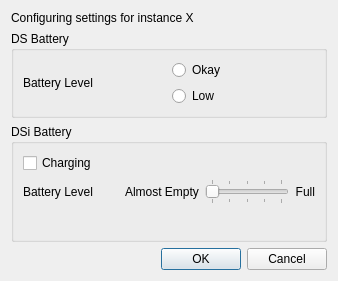
The window that src/frontend/qt_sdl/PowerManagement/PowerManagementDialog.ui (melonDS-emu/melonDS) describes before a commit, drawn with Qt 5.
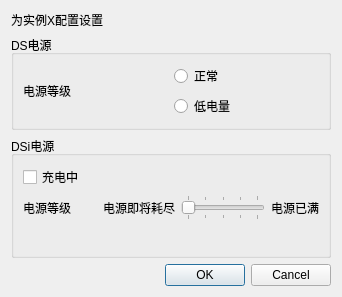
The same window after the commit. Icons and pictures are not drawn.

Patch:
```diff
--- a/src/frontend/qt_sdl/PowerManagement/PowerManagementDialog.ui
+++ b/src/frontend/qt_sdl/PowerManagement/PowerManagementDialog.ui
@@ -36,13 +36,13 @@
    <item row="3" column="0">
     <widget class="QGroupBox" name="grpDSiBattery">
      <property name="title">
-      <string>DSi Battery</string>
+      <string>DSi电源</string>
      </property>
      <layout class="QGridLayout" name="gridLayout_6">
       <item row="1" column="2">
        <widget class="QLabel" name="label_2">
         <property name="text">
-         <string>Almost Empty</string>
+         <string>电源即将耗尽</string>
         </property>
        </widget>
       </item>
@@ -65,14 +65,14 @@
       <item row="0" column="0" colspan="5">
        <widget class="QCheckBox" name="cbDSiBatteryCharging">
         <property name="text">
-         <string>Charging</string>
+         <string>充电中</string>
         </property>
        </widget>
       </item>
       <item row="1" column="8">
        <widget class="QLabel" name="label_3">
         <property name="text">
-         <string>Full</string>
+         <string>电源已满</string>
         </property>
         <property name="alignment">
          <set>Qt::AlignRight|Qt::AlignTrailing|Qt::AlignVCenter</set>
@@ -82,7 +82,7 @@
       <item row="1" column="0">
        <widget class="QLabel" name="label_1">
         <property name="text">
-         <string>Battery Level</string>
+         <string>电源等级</string>
         </property>
         <property name="alignment">
          <set>Qt::AlignCenter</set>
@@ -192,27 +192,27 @@
    <item row="1" column="0">
     <widget class="QGroupBox" name="grpDSBattery">
      <property name="title">
-      <string>DS Battery</string>
+      <string>DS电源</string>
      </property>
      <layout class="QGridLayout" name="gridLayout_2">
       <item row="1" column="1">
        <widget class="QRadioButton" name="rbDSBatteryLow">
         <property name="text">
-         <string>Low</string>
+         <string>低电量</string>
         </property>
        </widget>
       </item>
       <item row="0" column="0" rowspan="2">
        <widget class="QLabel" name="label">
         <property name="text">
-         <string>Battery Level</string>
+         <string>电源等级</string>
         </property>
        </widget>
       </item>
       <item row="0" column="1">
        <widget class="QRadioButton" name="rbDSBatteryOkay">
         <property name="text">
-         <string>Okay</string>
+         <string>正常</string>
         </property>
        </widget>
       </item>
@@ -228,7 +228,7 @@
       </sizepolicy>
      </property>
      <property name="text">
-      <string>Configuring settings for instance X</string>
+      <string>为实例X配置设置</string>
      </property>
     </widget>
    </item>
```
Left out of the diff: 2 changed lines with no effect on the pictures.
